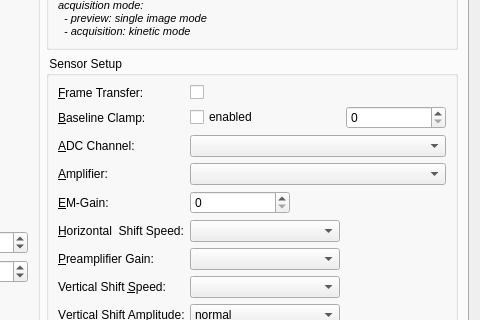
Before: the Qt Designer form plugins/cam_andor/andorsettingsdialog.ui in jkriege2/QuickFit3, drawn with Qt 5; both pictures show x 394 to 874 and y 281 to 601 of the 874 by 772 pixel window.
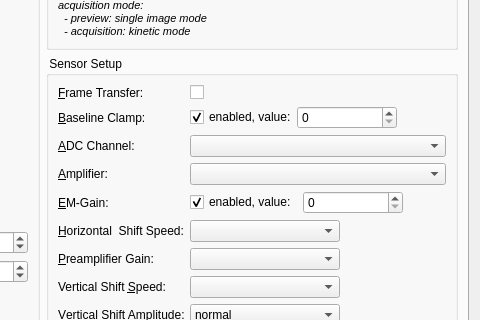
After: the same form once the commit is applied. Icons and pictures are not drawn.

Commit message: QuickFit/SPIM:   - bugfix: magnification of tubelens is really used now   - extension: magnification and pixel size are saved with more options to acquisition metadata   - improved saving of list metadata QuickFit/Andor driver:   - added checkbox to en-/disable EM-Gain (uses set gain to 0, as mentioned by Andor people to switch EMGain off!)

Diff of the .ui file:
```diff
--- a/plugins/cam_andor/andorsettingsdialog.ui
+++ b/plugins/cam_andor/andorsettingsdialog.ui
@@ -668,14 +668,20 @@
            </widget>
           </item>
           <item row="1" column="1">
-           <layout class="QHBoxLayout" name="horizontalLayout_3" stretch="1,1">
+           <layout class="QHBoxLayout" name="horizontalLayout_3" stretch="0,1,0">
             <property name="spacing">
              <number>0</number>
             </property>
             <item>
              <widget class="QCheckBox" name="chkBaselineClamp">
               <property name="text">
-               <string>enabled</string>
+               <string>enabled, value:</string>
+              </property>
+              <property name="checkable">
+               <bool>true</bool>
+              </property>
+              <property name="checked">
+               <bool>true</bool>
               </property>
              </widget>
             </item>
@@ -695,9 +701,48 @@
               </property>
              </widget>
             </item>
+            <item>
+             <spacer name="horizontalSpacer_4">
+              <property name="orientation">
+               <enum>Qt::Horizontal</enum>
+              </property>
+              <property name="sizeHint" stdset="0">
+               <size>
+                <width>40</width>
+                <height>20</height>
+               </size>
+              </property>
+             </spacer>
+            </item>
            </layout>
           </item>
-          <item row="7" column="0">
+          <item row="4" column="0">
+           <widget class="QLabel" name="label_17">
+            <property name="text">
+             <string>&amp;ADC Channel:</string>
+            </property>
+            <property name="buddy">
+             <cstring>cmbADChannel</cstring>
+            </property>
+           </widget>
+          </item>
+          <item row="4" column="1">
+           <widget class="QComboBox" name="cmbADChannel"/>
+          </item>
+          <item row="5" column="0">
+           <widget class="QLabel" name="label_27">
+            <property name="text">
+             <string>&amp;Amplifier:</string>
+            </property>
+            <property name="buddy">
+             <cstring>cmbAmplifier</cstring>
+            </property>
+           </widget>
+          </item>
+          <item row="5" column="1">
+           <widget class="QComboBox" name="cmbAmplifier"/>
+          </item>
+          <item row="8" column="0">
            <widget class="QLabel" name="label_14">
             <property name="text">
              <string>&amp;Horizontal  Shift Speed:</string>
@@ -707,7 +752,7 @@
             </property>
            </widget>
           </item>
-          <item row="7" column="1">
+          <item row="8" column="1">
            <widget class="QComboBox" name="cmbHorizontalShiftSpeed">
             <property name="maximumSize">
              <size>
@@ -717,7 +762,7 @@
             </property>
            </widget>
           </item>
-          <item row="8" column="0">
+          <item row="9" column="0">
            <widget class="QLabel" name="label_11">
             <property name="text">
              <string>&amp;Preamplifier Gain:</string>
@@ -727,7 +772,7 @@
             </property>
            </widget>
           </item>
-          <item row="8" column="1">
+          <item row="9" column="1">
            <widget class="QComboBox" name="cmbPreampGain">
             <property name="minimumSize">
              <size>
@@ -743,7 +788,7 @@
             </property>
            </widget>
           </item>
-          <item row="9" column="0">
+          <item row="10" column="0">
            <widget class="QLabel" name="label_13">
             <property name="text">
              <string>Vertical Shift &amp;Speed:</string>
@@ -753,7 +798,7 @@
             </property>
            </widget>
           </item>
-          <item row="9" column="1">
+          <item row="10" column="1">
            <widget class="QComboBox" name="cmbVerticalShiftSpeed">
             <property name="maximumSize">
              <size>
@@ -763,7 +808,7 @@
             </property>
            </widget>
           </item>
-          <item row="10" column="0">
+          <item row="11" column="0">
            <widget class="QLabel" name="label_12">
             <property name="text">
              <string>&amp;Vertical Shift Amplitude:</string>
@@ -773,7 +818,7 @@
             </property>
            </widget>
           </item>
-          <item row="10" column="1">
+          <item row="11" column="1">
            <widget class="QComboBox" name="cmbVerticalShiftAmplitude">
             <property name="maximumSize">
              <size>
@@ -808,31 +853,48 @@
             </item>
            </widget>
           </item>
-          <item row="4" column="1">
-           <widget class="QComboBox" name="cmbADChannel"/>
-          </item>
-          <item row="4" column="0">
-           <widget class="QLabel" name="label_17">
-            <property name="text">
-             <string>&amp;ADC Channel:</string>
-            </property>
-            <property name="buddy">
-             <cstring>cmbADChannel</cstring>
-            </property>
-           </widget>
-          </item>
-          <item row="5" column="0">
-           <widget class="QLabel" name="label_27">
-            <property name="text">
-             <string>&amp;Amplifier:</string>
-            </property>
-            <property name="buddy">
-             <cstring>cmbAmplifier</cstring>
-            </property>
-           </widget>
-          </item>
-          <item row="5" column="1">
-           <widget class="QComboBox" name="cmbAmplifier"/>
+          <item row="6" column="1">
+           <layout class="QHBoxLayout" name="horizontalLayout_2" stretch="0,1,0">
+            <item>
+             <widget class="QCheckBox" name="chkEMGain">
+              <property name="text">
+               <string>enabled, value:</string>
+              </property>
+              <property name="checkable">
+               <bool>true</bool>
+              </property>
+              <property name="checked">
+               <bool>true</bool>
+              </property>
+             </widget>
+            </item>
+            <item>
+             <widget class="QSpinBox" name="spinEMGain">
+              <property name="maximumSize">
+               <size>
+                <width>100</width>
+                <height>16777215</height>
+               </size>
+              </property>
+              <property name="maximum">
+               <number>300</number>
+              </property>
+             </widget>
+            </item>
+            <item>
+             <spacer name="horizontalSpacer_5">
+              <property name="orientation">
+               <enum>Qt::Horizontal</enum>
+              </property>
+              <property name="sizeHint" stdset="0">
+               <size>
+                <width>40</width>
+                <height>20</height>
+               </size>
+              </property>
+             </spacer>
+            </item>
+           </layout>
           </item>
           <item row="6" column="0">
            <widget class="QLabel" name="label_10">
@@ -840,20 +902,7 @@
              <string>&amp;EM-Gain:</string>
             </property>
             <property name="buddy">
-             <cstring>spinEMGain</cstring>
-            </property>
-           </widget>
-          </item>
-          <item row="6" column="1">
-           <widget class="QSpinBox" name="spinEMGain">
-            <property name="maximumSize">
-             <size>
-              <width>100</width>
-              <height>16777215</height>
-             </size>
-            </property>
-            <property name="maximum">
-             <number>300</number>
+             <cstring>chkEMGain</cstring>
             </property>
            </widget>
           </item>
```
Left out of the diff: 24 changed lines with no effect on the pictures. The commit also changes 7 other files.
